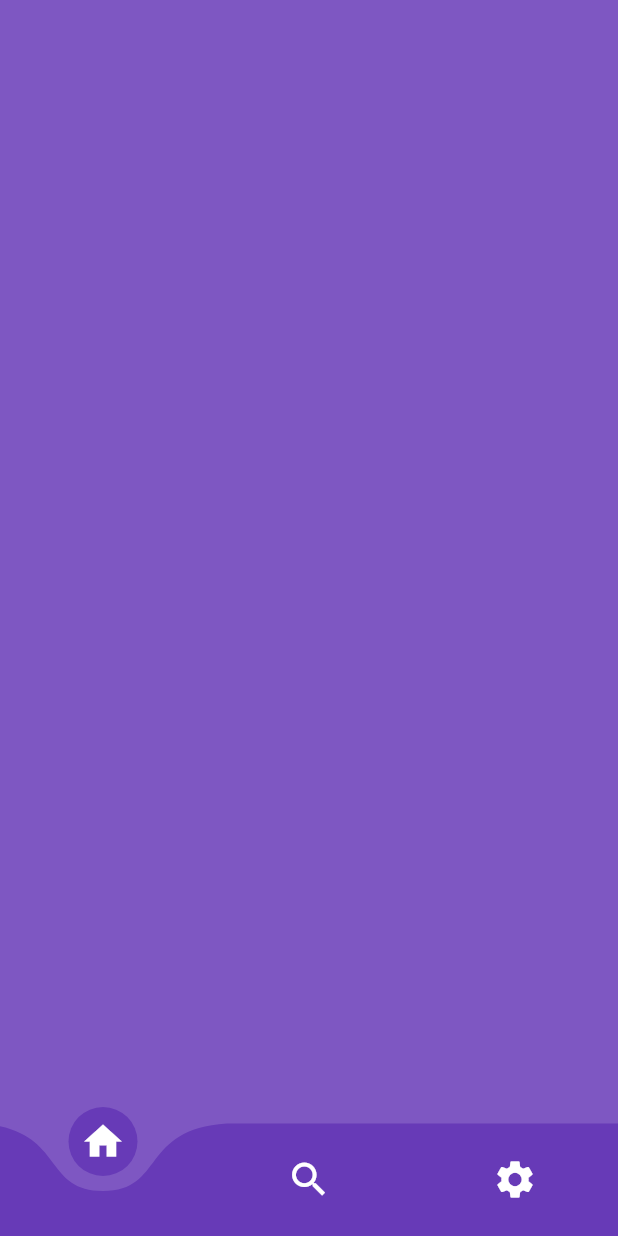
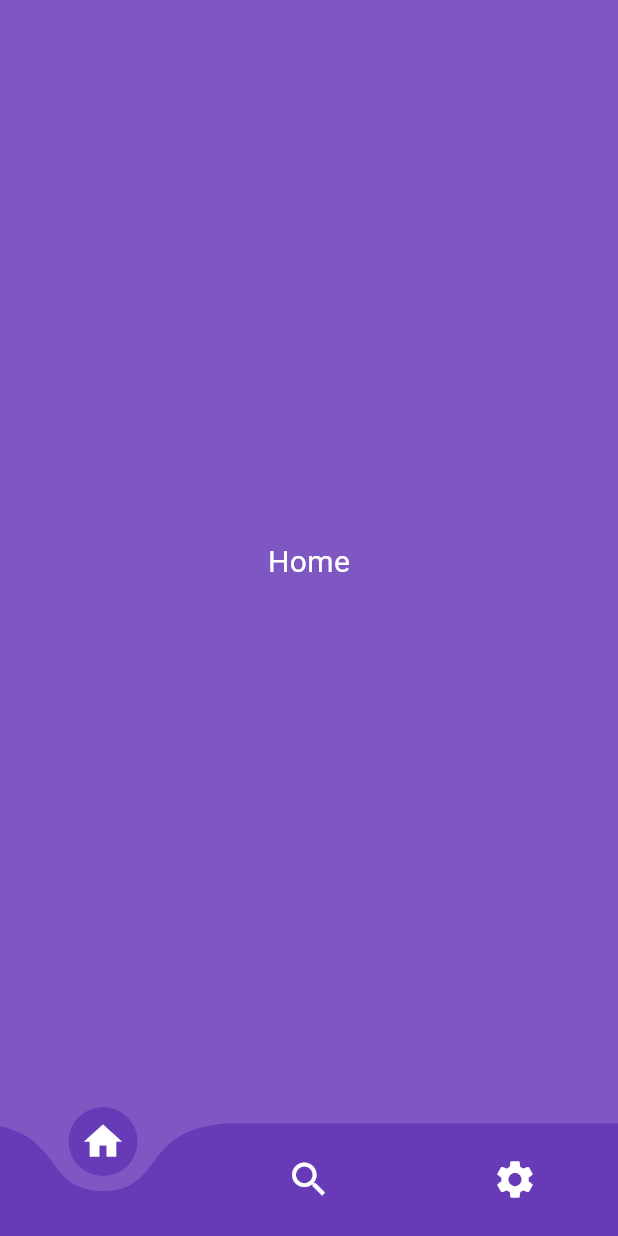
Before and after one commit to aamirali65/Flutter-Navigation-Bar-with-Page-Changes-Routes, a Flutter app: the screen it shows after launch, on a phone screen of 412 x 824 dp. Run offline on Flutter 3.47's test engine with Material 3 defaults, Android fonts, the phone set to English and light mode, and no system bars; drawn by our look-alikes of curved_navigation_bar.

Commit message:
Initial commit

```diff
--- a/lib/main.dart
+++ b/lib/main.dart
@@ -1,3 +1,6 @@
+import 'package:bottom_nav/pages/about.dart';
+import 'package:bottom_nav/pages/contact.dart';
+import 'package:bottom_nav/pages/home.dart';
 import 'package:curved_navigation_bar/curved_navigation_bar.dart';
 import 'package:flutter/material.dart';
 
@@ -5,9 +8,14 @@ void main() {
   runApp(const MyApp());
 }
 
-class MyApp extends StatelessWidget {
+class MyApp extends StatefulWidget {
   const MyApp({super.key});
 
+  @override
+  State<MyApp> createState() => _MyAppState();
+}
+
+class _MyAppState extends State<MyApp> {
   @override
   Widget build(BuildContext context) {
     return const MaterialApp(
@@ -18,9 +26,17 @@ class MyApp extends StatelessWidget {
 }
 
 
-class MyHome extends StatelessWidget {
+class MyHome extends StatefulWidget {
   const MyHome({super.key});
 
+  @override
+  State<MyHome> createState() => _MyHomeState();
+}
+
+class _MyHomeState extends State<MyHome> {
+  // add karo dosra pages or classes
+  final List tabItems = [Home(), About(), Contact()];
+  int activePage = 0;
   @override
   Widget build(BuildContext context) {
     return Scaffold(
@@ -35,9 +51,13 @@ class MyHome extends StatelessWidget {
           Icon(Icons.settings, size: 30,color: Colors.white,),
         ],
         onTap: (index) {
-          //Handle button tap
+          // index 0 sa shuru hota ha or array ka pehla index 0
+          setState(() {
+            activePage = index;
+          });
         },
       ),
+      body: tabItems[activePage],
     );
   }
 }
--- /dev/null
+++ b/lib/pages/home.dart
@@ -0,0 +1,15 @@
+import 'package:flutter/material.dart';
+
+class Home extends StatelessWidget {
+  const Home({super.key});
+
+  @override
+  Widget build(BuildContext context) {
+    return Scaffold(
+      backgroundColor: Colors.deepPurple.shade400,
+      body: Center(
+        child: Text('Home',style: TextStyle(fontSize: 20,color: Colors.white),),
+      ),
+    );
+  }
+}
```
Also changed, not shown: lib/pages/about.dart (added, +12 -0 lines), lib/pages/contact.dart (added, +12 -0 lines), pubspec.lock.
